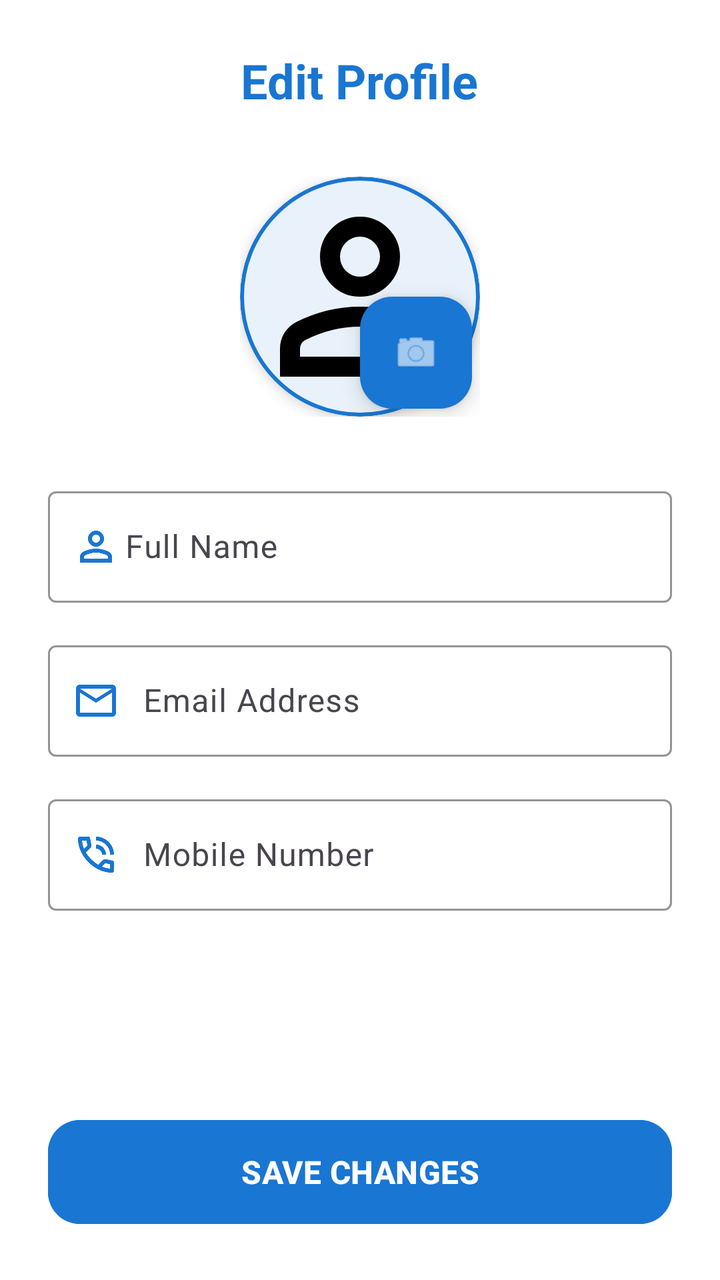
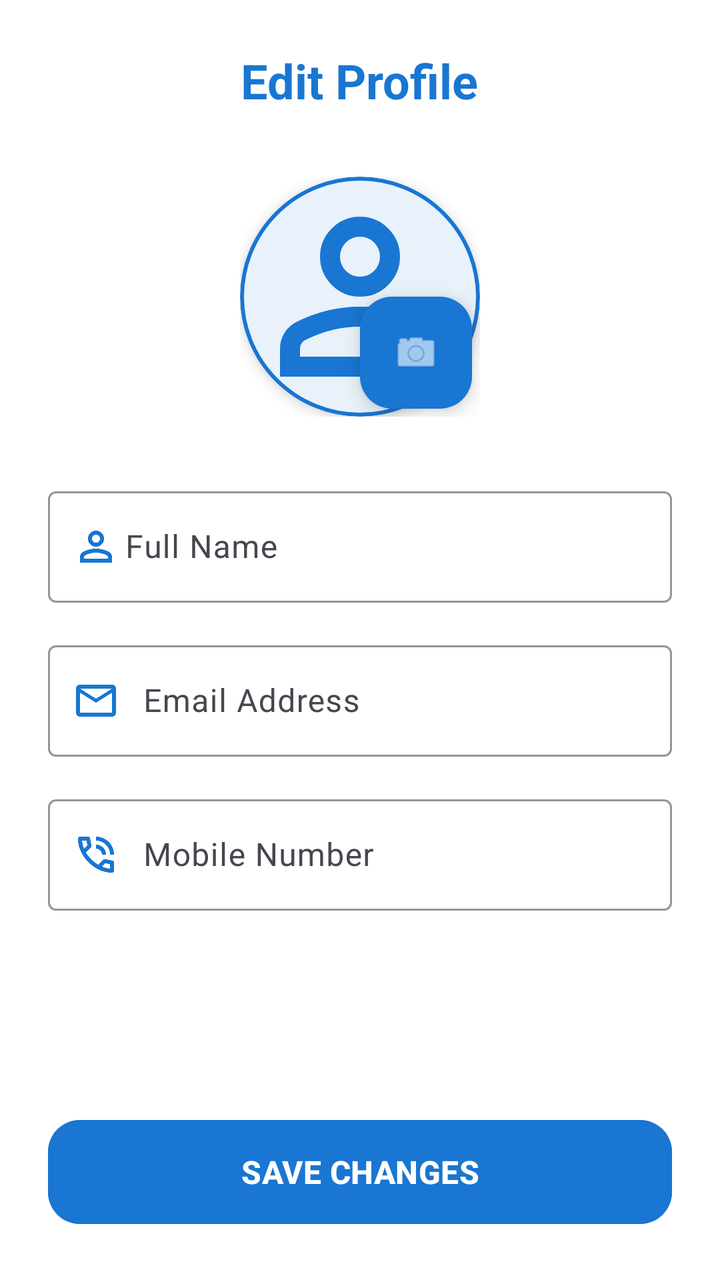

Two renders of the same Android screen: before a commit and after it. Below are the layout's source before the change and the commit's diff.
<!-- AndroidManifest.xml: application theme Theme.Urbanfix -->
<!-- res/layout/fragment_editprofile.xml -->
<?xml version="1.0" encoding="utf-8"?>
<ScrollView xmlns:android="http://schemas.android.com/apk/res/android"
    xmlns:app="http://schemas.android.com/apk/res-auto"
    xmlns:tools="http://schemas.android.com/tools"
    android:layout_width="match_parent"
    android:layout_height="match_parent"
    android:fillViewport="true"
    android:background="?android:attr/windowBackground">

    <LinearLayout
        android:layout_width="match_parent"
        android:layout_height="wrap_content"
        android:orientation="vertical"
        android:padding="24dp">

        <TextView
            android:layout_width="wrap_content"
            android:layout_height="wrap_content"
            android:text="Edit Profile"
            android:textSize="24sp"
            android:textColor="?attr/colorPrimary"
            android:textStyle="bold"
            android:layout_gravity="center"
            android:layout_marginBottom="32dp" />

        <androidx.constraintlayout.widget.ConstraintLayout
            android:layout_width="wrap_content"
            android:layout_height="wrap_content"
            android:layout_gravity="center"
            android:layout_marginBottom="32dp">

            <com.google.android.material.card.MaterialCardView
                android:id="@+id/cardProfileImage"
                android:layout_width="120dp"
                android:layout_height="120dp"
                app:cardCornerRadius="60dp"
                app:cardElevation="4dp"
                app:strokeColor="?attr/colorPrimary"
                app:strokeWidth="2dp"
                app:layout_constraintTop_toTopOf="parent"
                app:layout_constraintStart_toStartOf="parent"
                app:layout_constraintEnd_toEndOf="parent">

                <ImageView
                    android:id="@+id/ivProfilePicture"
                    android:layout_width="match_parent"
                    android:layout_height="match_parent"
                    android:scaleType="centerCrop"
                    android:src="@drawable/ic_person"
                    app:tint="@color/black" /> </com.google.android.material.card.MaterialCardView>

            <com.google.android.material.floatingactionbutton.FloatingActionButton
                android:id="@+id/btnEditImage"
                android:layout_width="wrap_content"
                android:layout_height="wrap_content"
                app:fabSize="mini"
                app:srcCompat="@android:drawable/ic_menu_camera"
                app:backgroundTint="?attr/colorPrimary"
                app:tint="@color/white"
                app:layout_constraintBottom_toBottomOf="@id/cardProfileImage"
                app:layout_constraintEnd_toEndOf="@id/cardProfileImage"
                android:layout_marginEnd="4dp"
                android:layout_marginBottom="4dp" />

        </androidx.constraintlayout.widget.ConstraintLayout>

        <com.google.android.material.textfield.TextInputLayout
            style="@style/Widget.Material3.TextInputLayout.OutlinedBox"
            android:layout_width="match_parent"
            android:layout_height="wrap_content"
            android:hint="     Full Name"
            app:startIconDrawable="@drawable/ic_person"
            app:startIconTint="?attr/colorPrimary"
            app:boxStrokeColor="?attr/colorPrimary"
            app:hintTextColor="?attr/colorPrimary">

            <com.google.android.material.textfield.TextInputEditText
                android:id="@+id/etEditName"
                android:layout_width="match_parent"
                android:layout_height="wrap_content"
                android:inputType="textPersonName"
                android:textColor="?attr/colorOnSurface" />
        </com.google.android.material.textfield.TextInputLayout>

        <com.google.android.material.textfield.TextInputLayout
            style="@style/Widget.Material3.TextInputLayout.OutlinedBox"
            android:layout_width="match_parent"
            android:layout_height="wrap_content"
            android:layout_marginTop="16dp"
            android:hint="       Email Address"
            app:startIconDrawable="@drawable/ic_mail"
            app:startIconTint="?attr/colorPrimary"
            app:boxStrokeColor="?attr/colorPrimary"
            app:hintTextColor="?attr/colorPrimary">

            <com.google.android.material.textfield.TextInputEditText
                android:id="@+id/etEditEmail"
                android:layout_width="match_parent"
                android:layout_height="wrap_content"
                android:inputType="textEmailAddress" />
        </com.google.android.material.textfield.TextInputLayout>

        <com.google.android.material.textfield.TextInputLayout
            style="@style/Widget.Material3.TextInputLayout.OutlinedBox"
            android:layout_width="match_parent"
            android:layout_height="wrap_content"
            android:layout_marginTop="16dp"
            android:hint="       Mobile Number"
            app:startIconDrawable="@drawable/ic_phone"
            app:startIconTint="?attr/colorPrimary"
            app:boxStrokeColor="?attr/colorPrimary"
            app:hintTextColor="?attr/colorPrimary">

            <com.google.android.material.textfield.TextInputEditText
                android:id="@+id/etEditMobile"
                android:layout_width="match_parent"
                android:layout_height="wrap_content"
                android:inputType="phone" />
        </com.google.android.material.textfield.TextInputLayout>

        <View
            android:layout_width="match_parent"
            android:layout_height="0dp"
            android:layout_weight="1" />

        <com.google.android.material.button.MaterialButton
            android:id="@+id/btnSaveProfile"
            android:layout_width="match_parent"
            android:layout_height="60dp"
            android:layout_marginTop="40dp"
            android:text="SAVE CHANGES"
            android:textSize="?android:attr/textSize"
            android:textStyle="bold"
            app:cornerRadius="16dp"
            android:backgroundTint="?attr/colorPrimary" />

    </LinearLayout>
</ScrollView>
<!-- resources referenced by this layout -->
<resources>
  <color name="black">#FF000000</color>
  <color name="white">#FFFFFFFF</color>
  <!-- drawable ic_mail (drawable) -->
  <vector xmlns:android="http://schemas.android.com/apk/res/android"
      android:width="24dp"
      android:height="24dp"
      android:viewportWidth="24"
      android:viewportHeight="24">
    <path
        android:pathData="M22,6c0,-1.1 -0.9,-2 -2,-2L4,4c-1.1,0 -2,0.9 -2,2v12c0,1.1 0.9,2 2,2h16c1.1,0 2,-0.9 2,-2L22,6zM20,6l-8,4.99L4,6h16zM20,18L4,18L4,8l8,5 8,-5v10z"
        android:fillColor="#e3e3e3"/>
  </vector>
  <!-- drawable ic_person (drawable) -->
  <vector xmlns:android="http://schemas.android.com/apk/res/android"
      android:width="24dp"
      android:height="24dp"
      android:viewportWidth="960"
      android:viewportHeight="960">
    <path
        android:pathData="M480,480q-66,0 -113,-47t-47,-113q0,-66 47,-113t113,-47q66,0 113,47t47,113q0,66 -47,113t-113,47ZM160,800v-112q0,-34 17.5,-62.5T224,582q62,-31 126,-46.5T480,520q66,0 130,15.5T736,582q29,15 46.5,43.5T800,688v112L160,800ZM240,720h480v-32q0,-11 -5.5,-20T700,654q-54,-27 -109,-40.5T480,600q-56,0 -111,13.5T260,654q-9,5 -14.5,14t-5.5,20v32ZM480,400q33,0 56.5,-23.5T560,320q0,-33 -23.5,-56.5T480,240q-33,0 -56.5,23.5T400,320q0,33 23.5,56.5T480,400ZM480,320ZM480,720Z"
        android:fillColor="#e3e3e3"/>
  </vector>
  <!-- drawable ic_phone (drawable) -->
  <vector xmlns:android="http://schemas.android.com/apk/res/android"
      android:width="24dp"
      android:height="24dp"
      android:viewportWidth="960"
      android:viewportHeight="960">
    <path
        android:pathData="M760,480q0,-117 -81.5,-198.5T480,200v-80q75,0 140.5,28.5t114,77q48.5,48.5 77,114T840,480h-80ZM600,480q0,-50 -35,-85t-85,-35v-80q83,0 141.5,58.5T680,480h-80ZM798,840q-125,0 -247,-54.5T329,631Q229,531 174.5,409T120,162q0,-18 12,-30t30,-12h162q14,0 25,9.5t13,22.5l26,140q2,16 -1,27t-11,19l-97,98q20,37 47.5,71.5T387,574q31,31 65,57.5t72,48.5l94,-94q9,-9 23.5,-13.5T670,570l138,28q14,4 23,14.5t9,23.5v162q0,18 -12,30t-30,12ZM241,360l66,-66 -17,-94h-89q5,41 14,81t26,79ZM599,718q39,17 79.5,27t81.5,13v-88l-94,-19 -67,67ZM241,360ZM599,718Z"
        android:fillColor="#e3e3e3"/>
  </vector>
  <style name="Theme.Urbanfix" parent="Base.Theme.Urbanfix" />
  <style name="Base.Theme.Urbanfix" parent="Theme.Material3.DayNight.NoActionBar">
          <item name="colorPrimary">#1976D2</item>
          <item name="colorOnPrimary">#FFFFFF</item>
          <item name="colorSecondary">#42A5F5</item>
          <item name="colorOnSecondary">#FFFFFF</item>
          <item name="android:statusBarColor">#1976D2</item>
          <item name="android:windowBackground">#FFFFFF</item>
          <item name="colorSurface">#FFFFFF</item>
          <item name="colorOnSurface">#212121</item>
          <item name="colorSurfaceVariant">#F5F5F5</item>
          <item name="android:textSize">16sp</item>
      </style>
</resources>

<!-- the commit's change to res/layout/fragment_editprofile.xml (unified diff, before → after) -->
@@ -47,7 +47,7 @@
                     android:layout_height="match_parent"
                     android:scaleType="centerCrop"
                     android:src="@drawable/ic_person"
-                    app:tint="@color/black" /> </com.google.android.material.card.MaterialCardView>
+                    app:tint="?attr/colorPrimary"/> </com.google.android.material.card.MaterialCardView>
 
             <com.google.android.material.floatingactionbutton.FloatingActionButton
                 android:id="@+id/btnEditImage"
<!-- resource entries referenced after the edit -->
@@ -1,6 +1,5 @@
 <!-- resources referenced by this layout -->
 <resources>
-  <color name="black">#FF000000</color>
   <color name="white">#FFFFFFFF</color>
   <!-- drawable ic_mail (drawable) -->
   <vector xmlns:android="http://schemas.android.com/apk/res/android"
